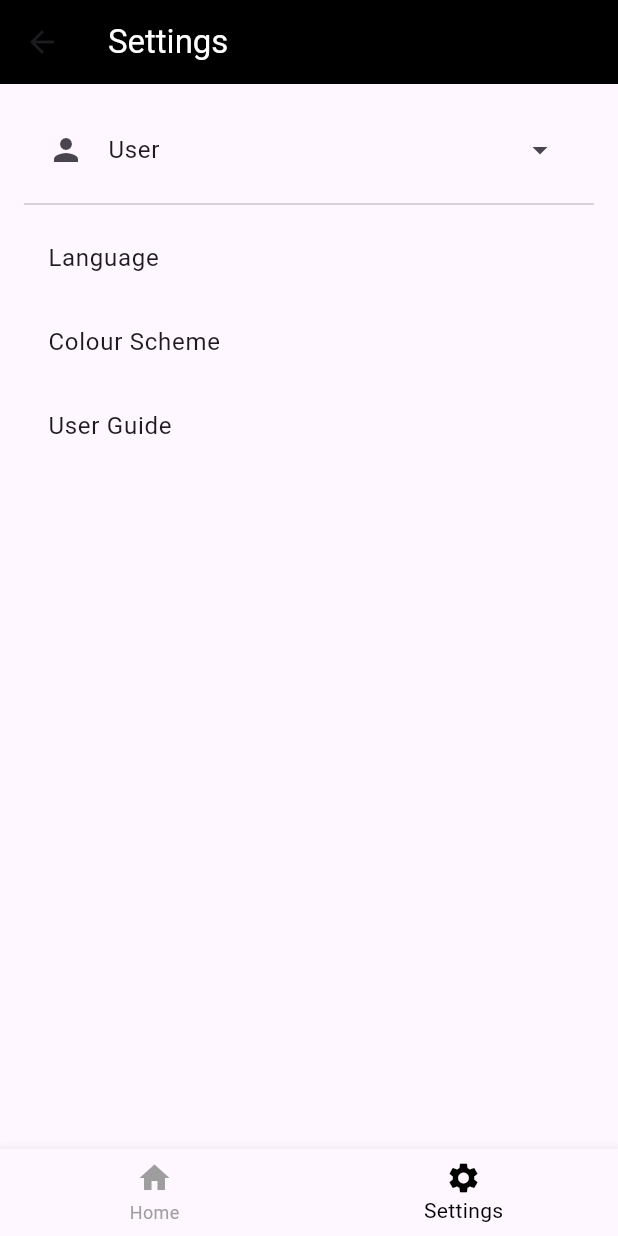
After one commit to juvonKT/aac_app, a Flutter app: the screen it shows after launch, item 2 of the bottom bar chosen, on a phone screen of 412 x 824 dp. The commit adds this screen. Run offline on Flutter 3.47's test engine with Material 3 defaults, Android fonts, the light colour scheme and no system bars; our stand-ins replace flutter_tts.

Commit message:
added setting page

```diff
--- /dev/null
+++ b/lib/Settings.dart
@@ -0,0 +1,59 @@
+// lib/settings_page.dart
+import 'package:flutter/material.dart';
+
+class Settings extends StatelessWidget {
+  const Settings({super.key});
+
+  @override
+  Widget build(BuildContext context) {
+    return Scaffold(
+      appBar: AppBar(
+        backgroundColor: Colors.black,
+        title: const Text('Settings', style: TextStyle(color: Colors.white)),
+      ),
+      body: const Padding(
+        padding: EdgeInsets.all(16.0),
+        child: Column(
+          crossAxisAlignment: CrossAxisAlignment.start,
+          children: [
+            ListTile(
+              leading: Icon(Icons.person),
+              title: Text('User'),
+              trailing: Icon(Icons.arrow_drop_down),
+            ),
+            Divider(),
+            ListTile(
+              title: Text('Language'),
+            ),
+            ListTile(
+              title: Text('Colour Scheme'),
+            ),
+            ListTile(
+              title: Text('User Guide'),
+            ),
+          ],
+        ),
+      ),
+      bottomNavigationBar: BottomNavigationBar(
+        currentIndex: 1, // This is to highlight the Settings tab
+        onTap: (index) {
+          if (index == 0) {
+            Navigator.pop(context); // Go back to Home
+          }
+        },
+        items: const [
+          BottomNavigationBarItem(
+            icon: Icon(Icons.home),
+            label: 'Home',
+          ),
+          BottomNavigationBarItem(
+            icon: Icon(Icons.settings),
+            label: 'Settings',
+          ),
+        ],
+        selectedItemColor: Colors.black,
+        unselectedItemColor: Colors.grey,
+      ),
+    );
+  }
+}
```
Also changed, not shown: lib/HomePage.dart (+20 -10 lines).
